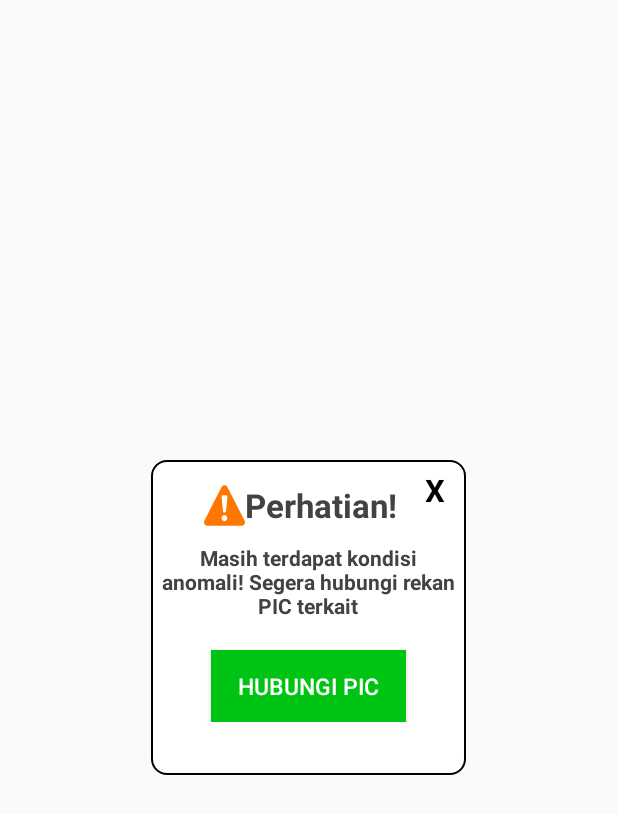
After one commit to perdanafavo/MemonV2, an Android app: the layout custom_popup_validasi.xml on its own in the app's theme, with its tools: preview values and no code run, on a phone screen of 412 x 824 dp. The commit adds this screen. Shown: the top 814 px of the screen. Run offline under Robolectric (Android 15) with nearby library versions, the phone set to English and light mode, and no system bars.

Commit message:
Pop up Call PIC fix

```diff
--- a/app/build.gradle
+++ b/app/build.gradle
@@ -8,7 +8,7 @@ android {
         minSdkVersion 22
         targetSdkVersion 28
         versionCode 1
-        versionName "1.0"
+        versionName "1"
         testInstrumentationRunner "androidx.test.runner.AndroidJUnitRunner"
     }
     buildTypes {
--- a/app/src/main/AndroidManifest.xml
+++ b/app/src/main/AndroidManifest.xml
@@ -21,7 +21,6 @@
         android:supportsRtl="true"
         android:theme="@style/AppTheme"
         android:usesCleartextTraffic="true">
-        <activity android:name=".Activity.ValidatorActivity.MainValidatorActivity" />
         <activity
             android:name=".Activity.Splashscreen"
             android:screenOrientation="portrait">
@@ -31,6 +30,9 @@
                 <category android:name="android.intent.category.LAUNCHER" />
             </intent-filter>
         </activity>
+        <activity
+            android:name=".Activity.ValidatorActivity.MainValidatorActivity"
+            android:screenOrientation="portrait"/>
         <activity
             android:name=".Activity.AdminActivity.UpdateContactActivity"
             android:screenOrientation="portrait" />
--- a/app/src/main/java/com/example/projectalpha/Activity/ManagerActivity/MainManagerActivity.java
+++ b/app/src/main/java/com/example/projectalpha/Activity/ManagerActivity/MainManagerActivity.java
@@ -123,7 +123,7 @@ public class MainManagerActivity extends CustomCompatActivity
         String txtWaktu, txtHari, txtTanggal;
         txtHari = dataResponse.getHari();
         txtTanggal = dataResponse.getBulan();
-        txtWaktu                = txtHari+", "+ txtTanggal;
+        txtWaktu = txtHari+", "+ txtTanggal;
 
         tvTanggal.setText(txtWaktu);
         applicationPresenter.getWitel();
--- a/app/src/main/java/com/example/projectalpha/Activity/ManagerActivity/STOActivity.java
+++ b/app/src/main/java/com/example/projectalpha/Activity/ManagerActivity/STOActivity.java
@@ -2,9 +2,12 @@ package com.example.projectalpha.Activity.ManagerActivity;
 
 import android.Manifest;
 import android.app.AlertDialog;
+import android.app.Dialog;
 import android.app.ProgressDialog;
 import android.content.Intent;
 import android.content.pm.PackageManager;
+import android.graphics.Color;
+import android.graphics.drawable.ColorDrawable;
 import android.os.Bundle;
 import android.view.View;
 import android.widget.Button;
@@ -47,6 +50,7 @@ public class STOActivity extends CustomCompatActivity
 
     private static final int PERMISSION_REQUEST_CODE = 1000;
     private ProgressDialog mDialog;
+    private Dialog myDialog;
 
     private ApplicationPresenter applicationPresenter;
 
@@ -56,8 +60,8 @@ public class STOActivity extends CustomCompatActivity
     private SwipeRefreshLayout swipeRefreshLayout;
     private ImageView[] imageViews;
     private TextView [] tvKondisiUmum, tvCatuan, tvBBM, tvSentral, tvTransmisi, tvRectifier, tvBatere, tvAkses, tvGenset;
-    private TextView tvSTO, tvTanggal, tvNote, txHome;
-    private Button btnContact, btnApprove;
+    private TextView tvSTO, tvTanggal, tvNote, txHome, tvClose;
+    private Button btnContact, btnApprove, btnPIC;
     private PhotoView imagephoto;
     private SessionManager sessionManager;
     private ImageButton btnHome;
@@ -121,6 +125,7 @@ public class STOActivity extends CustomCompatActivity
     }
 
     private void setVariable() {
+        myDialog = new Dialog(STOActivity.this);
         mDialog = new ProgressDialog(STOActivity.this);
         mDialog.setMessage(ENVIRONMENT.NO_WAITING_MESSAGE);
         mDialog.setCancelable(false);
@@ -130,7 +135,7 @@ public class STOActivity extends CustomCompatActivity
         STO = getIntent().getIntExtra(ENVIRONMENT.ID_STO, 0);
         Tanggal = getIntent().getStringExtra(ENVIRONMENT.TANGGAL_LAPORAN);
         STATUS = getIntent().getIntExtra(ENVIRONMENT.STATUS,1);
-        applicationPresenter    = new ApplicationPresenter(STOActivity.this);
+        applicationPresenter = new ApplicationPresenter(STOActivity.this);
 
         tvSTO           = findViewById(R.id.txtNamaSTO);
         tvTanggal       = findViewById(R.id.txtTanggal);
@@ -138,6 +143,8 @@ public class STOActivity extends CustomCompatActivity
         btnApprove      = findViewById(R.id.btnApprove);
         btnHome         = findViewById(R.id.btnHome);
         txHome          = findViewById(R.id.txHome);
+        tvClose         = myDialog.findViewById(R.id.tvClose);
+        btnPIC          = myDialog.findViewById(R.id.btnPIC);
 
         imageViews = new ImageView[]{
                 findViewById(R.id.imgKondisi),
@@ -218,10 +225,26 @@ public class STOActivity extends CustomCompatActivity
         }
     }
 
+    private void showPopup(){
+        myDialog.setContentView(R.layout.custom_popup_validasi);
+        myDialog.setCancelable(false);
+        myDialog.setCanceledOnTouchOutside(false);
+
+        tvClose.setOnClickListener(new View.OnClickListener() {
+            @Override
+            public void onClick(View v) {
+                myDialog.dismiss();
+            }
+        });
+        myDialog.getWindow().setBackgroundDrawable(new ColorDrawable(Color.TRANSPARENT));
+        myDialog.show();
+    }
+
     View.OnClickListener validasiLaporan= new View.OnClickListener() {
         @Override
         public void onClick(View v) {
-            applicationPresenter.updateValidator();
+            showPopup();
+            //applicationPresenter.updateValidator();
         }
     };
 
@@ -409,7 +432,7 @@ public class STOActivity extends CustomCompatActivity
         String txtWaktu, txtHari, txtTanggal;
         txtHari = dataResponse.getHari();
         txtTanggal = dataResponse.getBulan();
-        txtWaktu                = txtHari+", "+ txtTanggal;
+        txtWaktu = txtHari+", "+ txtTanggal;
 
         tvTanggal.setText(txtWaktu);
         tvSTO.setText(getIntent().getStringExtra(ENVIRONMENT.NAMA_STO));
--- /dev/null
+++ b/app/src/main/res/layout/custom_popup_validasi.xml
@@ -0,0 +1,71 @@
+<?xml version="1.0" encoding="utf-8"?>
+<LinearLayout xmlns:android="http://schemas.android.com/apk/res/android"
+    android:orientation="vertical"
+    android:layout_width="210dp"
+    android:layout_height="210dp"
+    android:layout_gravity="center"
+    android:padding="5dp"
+    android:background="@drawable/border">
+
+    <LinearLayout
+        android:layout_width="match_parent"
+        android:layout_height="wrap_content"
+        android:orientation="horizontal">
+
+        <ImageView
+            android:contentDescription="@string/perhatian"
+            android:layout_width="0dp"
+            android:layout_height="wrap_content"
+            android:layout_weight="1"
+            android:layout_marginStart="30dp"
+            android:layout_marginTop="10dp"
+            android:background="@drawable/ic_warning" />
+
+        <TextView
+            android:layout_width="0dp"
+            android:layout_height="wrap_content"
+            android:layout_weight="4"
+            android:layout_marginTop="10dp"
+            android:textStyle="bold"
+            android:textSize="@dimen/_17ssp"
+            android:text="@string/perhatian" />
+
+        <TextView
+            android:id="@+id/tvClose"
+            android:layout_width="30dp"
+            android:layout_height="30dp"
+            android:textColor="@color/blacket"
+            android:text="@string/xmark"
+            android:textSize="@dimen/_16ssp"
+            android:textStyle="bold"
+            android:layout_gravity="end"
+            android:gravity="center"/>
+
+    </LinearLayout>
+
+    <LinearLayout
+        android:layout_width="match_parent"
+        android:layout_height="wrap_content"
+        android:layout_marginTop="10dp"
+        android:orientation="vertical">
+
+        <TextView
+            android:id="@+id/textView2"
+            android:layout_width="match_parent"
+            android:layout_height="wrap_content"
+            android:textStyle="bold"
+            android:textAlignment="center"
+            android:text="@string/kondisi_anomali_text" />
+
+        <Button
+            android:id="@+id/btnPIC"
+            android:layout_width="@dimen/_100sdp"
+            android:layout_height="wrap_content"
+            android:layout_marginTop="20dp"
+            android:textColor="@color/colorWhite"
+            android:textSize="@dimen/_12ssp"
+            android:layout_gravity="center"
+            android:background="#00C414"
+            android:text="@string/hubungi_pic" />
+    </LinearLayout>
+</LinearLayout>
--- a/app/src/main/res/values/colors.xml
+++ b/app/src/main/res/values/colors.xml
@@ -13,6 +13,7 @@
     <color name="colorBlue">#71ACDF</color>
     <color name="colorOrange">#FFC107</color>
     <color name="colorGreyLight">#F5F5F5</color>
+    <color name="colorGrey">#E2E2E2</color>
     <color name="colorGreyDark">#424242</color>
     <color name="colorBlue2">#005FB1</color>
 </resources>
--- a/app/src/main/res/values/strings.xml
+++ b/app/src/main/res/values/strings.xml
@@ -142,4 +142,8 @@
     <string name="approve_laporan">Approve Laporan</string>
     <string name="verifikasi_laporan">Verifikasi Laporan</string>
     <string name="tidak_ada_laporan_terbaru">TIDAK ADA LAPORAN TERBARU!</string>
+    <string name="perhatian">Perhatian!</string>
+    <string name="xmark">X</string>
+    <string name="hubungi_pic">Hubungi PIC</string>
+    <string name="kondisi_anomali_text">Masih terdapat kondisi anomali! Segera hubungi rekan PIC terkait</string>
 </resources>
```
Also changed, not shown: 2 other files.
